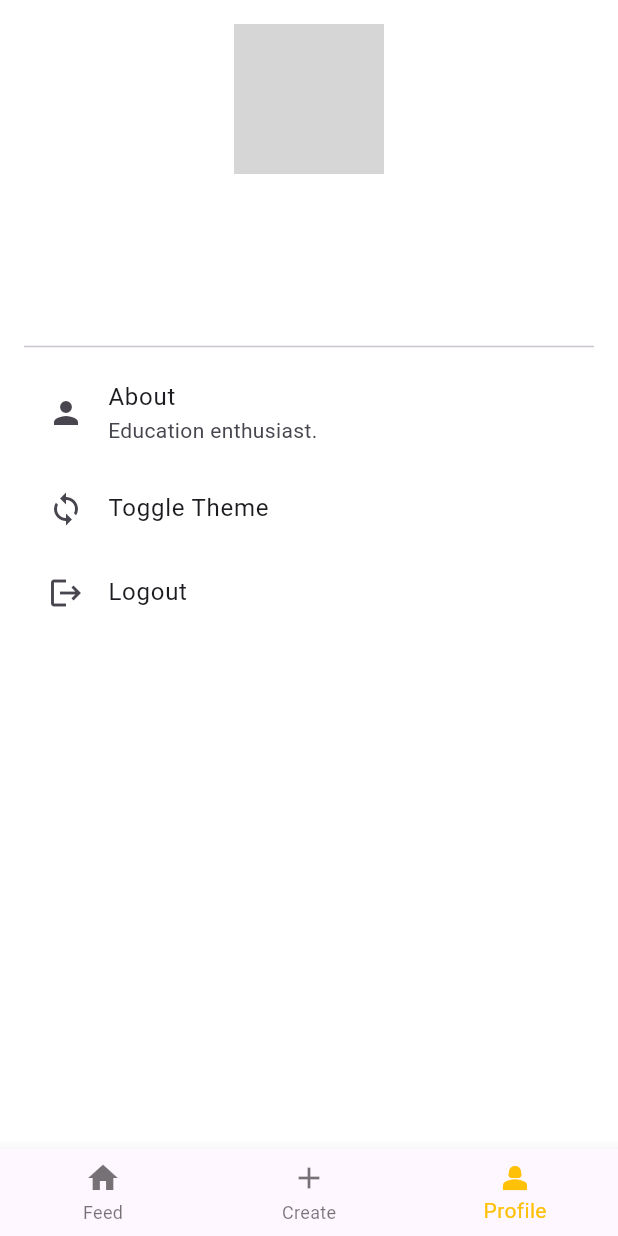
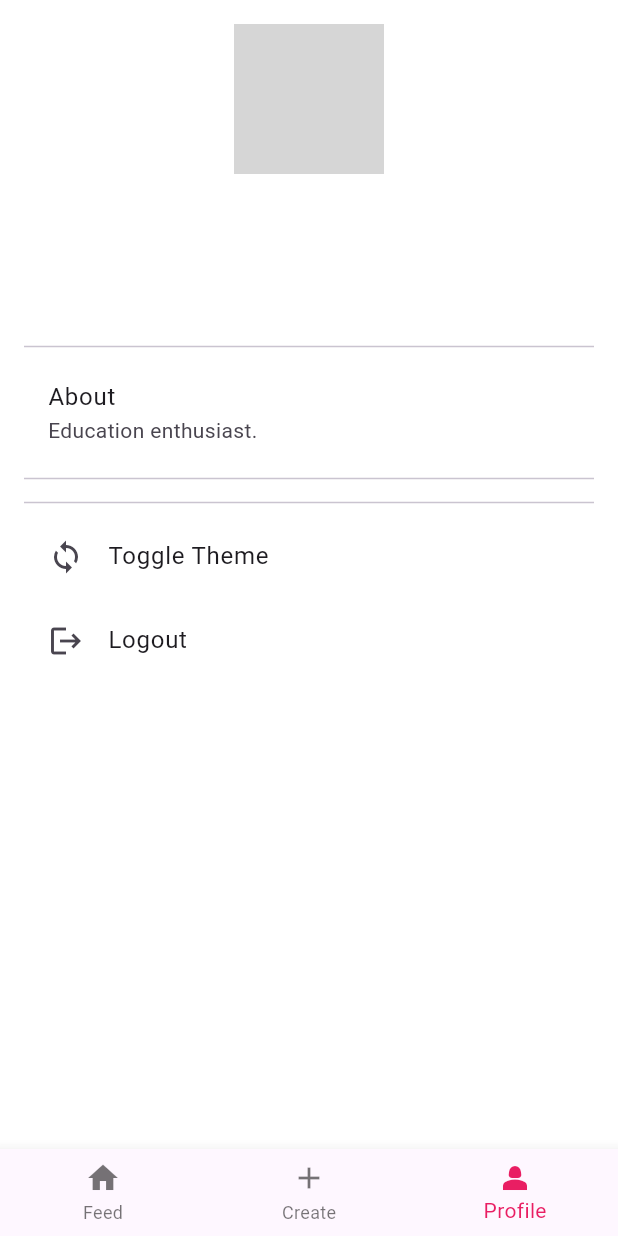
Before and after one commit to 45afeef/edutik, a Flutter app: the HomePage screen opened by its route, item 3 of the bottom bar chosen, after a tap on "Toggle Theme", on a phone screen of 412 x 824 dp. Run offline on Flutter 3.47's test engine with Material 3 defaults, Android fonts, the phone set to English and light mode, and no system bars; our stand-ins replace connectivity_plus, firebase_auth, firebase_core, flutter_animate, flutter_svg, get and 4 more; accounts and stored records are empty; network calls fail; grey boxes are pictures that could not be loaded.

Commit message:
updated logout experience. small updates in creation page

```diff
--- a/lib/src/features/homepage/presentation/creation/presentation/creationpage.dart
+++ b/lib/src/features/homepage/presentation/creation/presentation/creationpage.dart
@@ -8,8 +8,26 @@ class CreationPage extends GetWidget<CreationController> {
 
   @override
   Widget build(BuildContext context) {
-    return const Center(
-      child: Text("Creation page"),
+    return Center(
+      child: Column(
+        mainAxisSize: MainAxisSize.min,
+        children: [
+          IconButton.outlined(
+            icon: const Icon(Icons.add),
+            enableFeedback: true,
+            tooltip: "Create EduTik",
+            padding: const EdgeInsets.all(24),
+            iconSize: 24.0,
+            splashRadius: 28.0,
+            constraints: const BoxConstraints(),
+            alignment: Alignment.center,
+            onPressed: () {},
+          ),
+          const SizedBox(height: 10),
+          const Text("Create"),
+          Text("EduTik", style: Get.textTheme.bodyLarge)
+        ],
+      ),
     );
   }
 }
--- a/lib/src/features/homepage/presentation/homepage.dart
+++ b/lib/src/features/homepage/presentation/homepage.dart
@@ -24,7 +24,7 @@ class HomePage extends GetWidget<HomeController> {
               controller.currentPageIndex.value = value;
               controller.tabsController.jumpToPage(value);
             },
-            selectedItemColor: Colors.amber,
+            selectedItemColor: Colors.pink,
           )),
       body: PageView(
         onPageChanged: (value) => controller.currentPageIndex.value = value,
--- a/lib/src/features/homepage/presentation/profile/presentation/profilepage.dart
+++ b/lib/src/features/homepage/presentation/profile/presentation/profilepage.dart
@@ -30,7 +30,7 @@ class ProfilePage extends GetWidget<ProfileController> {
               const SizedBox(height: 20),
               Center(
                 child: Text(
-                  auth.currentUser?.displayName ?? 'profile_no_name'.tr,
+                  auth.currentUser?.displayName ?? 'msg_no_name'.tr,
                   style: const TextStyle(
                       fontSize: 24, fontWeight: FontWeight.bold),
                 ),
@@ -38,17 +38,18 @@ class ProfilePage extends GetWidget<ProfileController> {
               const SizedBox(height: 10),
               Center(
                 child: Text(
-                  auth.currentUser?.email ?? 'profile_no_email'.tr,
+                  auth.currentUser?.email ?? 'msg_no_email'.tr,
                   style: TextStyle(fontSize: 16, color: Colors.grey[600]),
                 ),
               ),
               const SizedBox(height: 20),
               const Divider(),
               ListTile(
-                leading: const Icon(Icons.person),
-                title: Text('about'.tr),
+                title: Text('lbl_about'.tr),
                 subtitle: const Text('Education enthusiast.'),
               ),
+              const Divider(),
+              const Divider(),
               // const ListTile(
               //   leading: Icon(Icons.settings),
               //   title: Text('Settings'),
@@ -56,18 +57,37 @@ class ProfilePage extends GetWidget<ProfileController> {
               // ),
               InkWell(
                 onTap: themController.toggleTheme,
-                child: const ListTile(
-                  leading: Icon(
-                    Icons.sync,
-                  ),
-                  title: Text('Toggle Theme'),
+                child: ListTile(
+                  leading: const Icon(Icons.sync),
+                  title: Text('lbl_toggle_theme'.tr),
                 ),
               ),
               InkWell(
-                onTap: auth.signOut,
-                child: const ListTile(
-                  leading: Icon(Icons.logout),
-                  title: Text('Logout'),
+                onTap: () {
+                  showDialog(
+                    context: context,
+                    builder: (context) {
+                      return AlertDialog.adaptive(
+                        actions: [
+                          TextButton(
+                            onPressed: () {
+                              Get.back();
+                              auth.signOut();
+                            },
+                            child: Text("lbl_logout".tr),
+                          ),
+                          ElevatedButton(
+                              onPressed: Get.back,
+                              child: Text("lbl_cancel".tr)),
+                        ],
+                        content: Text('msg_are_you_sure_to_logout'.tr),
+                      );
+                    },
+                  );
+                },
+                child: ListTile(
+                  leading: const Icon(Icons.logout),
+                  title: Text('lbl_logout'.tr),
                 ),
               ),
             ],
--- a/lib/utils/locale/locale.dart
+++ b/lib/utils/locale/locale.dart
@@ -8,9 +8,13 @@ class AppTranslations extends Translations {
           'sign_in_content':
               "Hey, Do you know you can easily learn anything now. Faster and Better. That's absolutely for free ",
           'sign_in_button': "SignIn",
-          'about':'About',
-          'profile_no_email': 'No email is connected with this profile',
-          'profile_no_name': 'Update your Name'
+          'lbl_about': 'About',
+          'msg_no_email': 'No email is connected with this profile',
+          'msg_no_name': 'Update your Name',
+          'lbl_toggle_theme': 'Toggle Theme',
+          'lbl_logout': 'Logout',
+          'lbl_cancel': 'Cancel',
+          'msg_are_you_sure_to_logout': "Are you sure to logout?"
         },
         'hi_IN': {
           'hello': 'नमस्ते',
--- a/lib/utils/theme/theme.dart
+++ b/lib/utils/theme/theme.dart
@@ -36,12 +36,12 @@ final ThemeData darkTheme = ThemeData(
   brightness: Brightness.dark,
   primaryColor: Colors.teal,
   scaffoldBackgroundColor: Colors.black,
-  textTheme: TextTheme(
-    bodyLarge: const TextStyle(color: Colors.white),
-    bodyMedium: TextStyle(color: Colors.grey[300]),
-    displayLarge: const TextStyle(
+  textTheme: const TextTheme(
+    bodyLarge: TextStyle(color: Colors.white),
+    bodyMedium: TextStyle(color: Colors.grey),
+    displayLarge: TextStyle(
         color: Colors.white, fontSize: 24, fontWeight: FontWeight.bold),
-    titleLarge: const TextStyle(color: Colors.white, fontSize: 20),
+    titleLarge: TextStyle(color: Colors.white, fontSize: 20),
   ),
   appBarTheme: AppBarTheme(
     color: Colors.teal,
```
